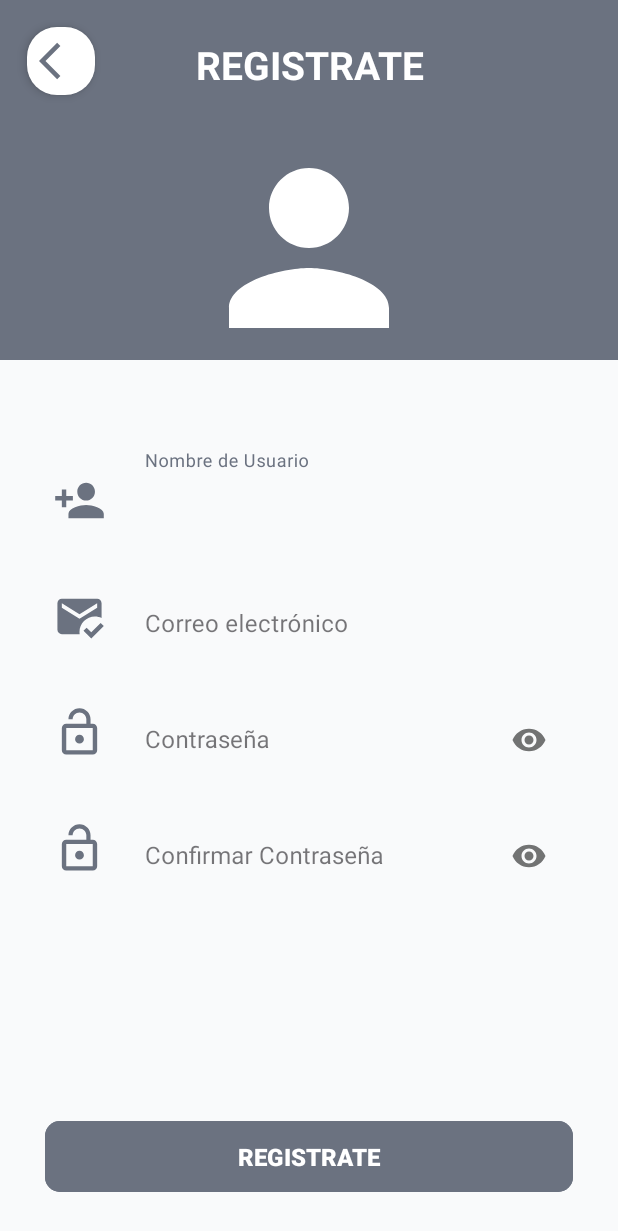
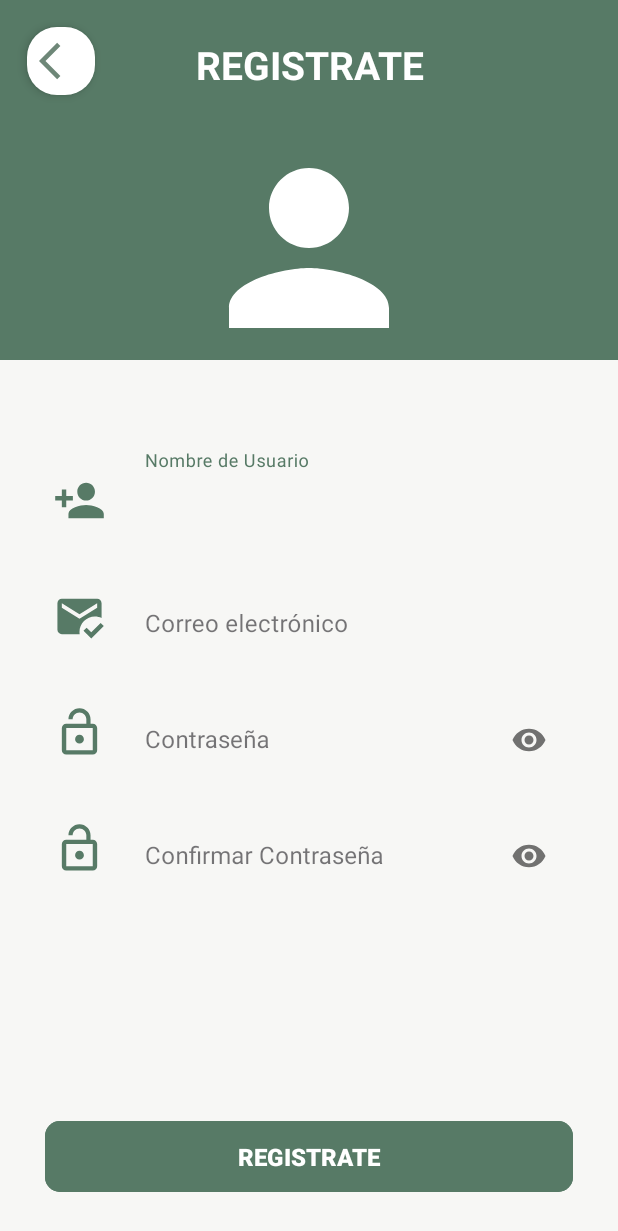
Before and after one commit to ULP-UGD/MovilTPI, an Android app: the RegisterActivity screen opened directly, with no data from a screen before it, on a phone screen of 412 x 824 dp. Shown: the top 1231 px of the screen. Run offline under Robolectric (Android 15) with nearby library versions, the phone set to English and light mode, and no system bars; libraries missing offline, so code that uses them is left out: com.parse; plain views replace ArcView.

Commit message:
varios
corrige error email en uso y cambio colores

```diff
--- a/app/src/main/java/com/example/moviltpi/features/auth/AuthProvider.java
+++ b/app/src/main/java/com/example/moviltpi/features/auth/AuthProvider.java
@@ -75,8 +75,13 @@ public class AuthProvider {
                 authResult.setValue(parseUser.getObjectId());
                 Log.d("AuthProvider", "Usuario registrado exitosamente: " + parseUser.getObjectId());
             } else {
-                Log.e("AuthProvider", "Error en registro: ", e);
-                authResult.setValue(null);
+                // Aquí manejamos específicamente el error de email duplicado
+                if (e.getCode() == 202) {
+                    authResult.postValue("EMAIL_DUPLICADO"); // Valor especial para este caso
+                } else {
+                    Log.e("AuthProvider", "Error en registro: ", e);
+                    authResult.setValue(null);
+                }
             }
         });
 
--- a/app/src/main/res/layout/activity_main.xml
+++ b/app/src/main/res/layout/activity_main.xml
@@ -39,7 +39,7 @@
                     android:id="@+id/textView"
                     android:layout_width="wrap_content"
                     android:layout_height="wrap_content"
-                    android:layout_marginTop="45dp"
+                    android:layout_marginTop="20dp"
                     android:text="@string/app_name"
                     android:textColor="@color/on_primary"
                     android:textSize="18sp"
@@ -49,7 +49,6 @@
                 <ImageView
                     android:layout_width="240dp"
                     android:layout_height="200dp"
-                    android:layout_marginTop="5dp"
                     android:padding="10dp"
                     android:src="@drawable/icono_ppal" />
             </LinearLayout>
--- a/app/src/main/res/values-night/colors.xml
+++ b/app/src/main/res/values-night/colors.xml
@@ -1,15 +1,15 @@
 <?xml version="1.0" encoding="utf-8"?>
 <resources>
     <!-- Colores base -->
-    <color name="primary">#6B7280</color>
-    <color name="primary_variant">#9CA3AF</color>
-    <color name="secondary">#10B981</color>
-    <color name="background">#111827</color>
-    <color name="surface">#1F2937</color>
-    <color name="on_primary">#FFFFFF</color>
-    <color name="on_secondary">#FFFFFF</color>
-    <color name="on_background">#F9FAFB</color>
-    <color name="on_surface">#F9FAFB</color>
-    <color name="gray_light">#4B5563</color>
-    <color name="gray_dark">#9CA3AF</color>
+    <color name="primary">#6E8778</color> <!-- Verde grisáceo medio -->
+    <color name="primary_variant">#A8B5A2</color> <!-- Verde grisáceo claro -->
+    <color name="secondary">#BFC9C0</color> <!-- Gris verdoso claro -->
+    <color name="background">#2D3A33</color> <!-- Gris verdoso oscuro -->
+    <color name="surface">#3D4A42</color> <!-- Verde terroso oscuro -->
+    <color name="on_primary">#FFFFFF</color> <!-- Blanco sobre primario -->
+    <color name="on_secondary">#2D3A33</color> <!-- Gris verdoso oscuro sobre secundario -->
+    <color name="on_background">#F7F7F5</color> <!-- Gris muy claro para texto -->
+    <color name="on_surface">#F7F7F5</color> <!-- Igual que on_background -->
+    <color name="gray_light">#4A5A50</color> <!-- Verde grisáceo oscuro -->
+    <color name="gray_dark">#A8B5A2</color> <!-- Verde grisáceo claro -->
 </resources>
--- a/app/src/main/res/values/colors.xml
+++ b/app/src/main/res/values/colors.xml
@@ -1,15 +1,15 @@
 <?xml version="1.0" encoding="utf-8"?>
 <resources>
     <!-- Colores base -->
-    <color name="primary">#6B7280</color>
-    <color name="primary_variant">#374151</color>
-    <color name="secondary">#10B981</color>
-    <color name="background">#F9FAFB</color>
-    <color name="surface">#FFFFFF</color>
-    <color name="on_primary">#FFFFFF</color>
-    <color name="on_secondary">#000000</color>
-    <color name="on_background">#111827</color>
-    <color name="on_surface">#111827</color>
-    <color name="gray_light">#D1D5DB</color>
-    <color name="gray_dark">#6B7280</color>
+    <color name="primary">#577A66</color> <!-- Verde terroso medio -->
+    <color name="primary_variant">#3D5746</color> <!-- Verde terroso oscuro -->
+    <color name="secondary">#A8B5A2</color> <!-- Verde grisáceo claro -->
+    <color name="background">#F7F7F5</color> <!-- Gris muy claro -->
+    <color name="surface">#FFFFFF</color> <!-- Blanco puro -->
+    <color name="on_primary">#FFFFFF</color> <!-- Blanco sobre primario -->
+    <color name="on_secondary">#2D3A33</color> <!-- Gris verdoso oscuro sobre secundario -->
+    <color name="on_background">#2D3A33</color> <!-- Gris verdoso oscuro para texto -->
+    <color name="on_surface">#2D3A33</color> <!-- Igual que on_background -->
+    <color name="gray_light">#D8DDD9</color> <!-- Gris claro con toque verde -->
+    <color name="gray_dark">#6E8778</color> <!-- Verde grisáceo medio -->
 </resources>
```
Also changed, not shown: app/src/main/java/com/example/moviltpi/features/auth/RegisterActivity.java (+16 -2 lines).
